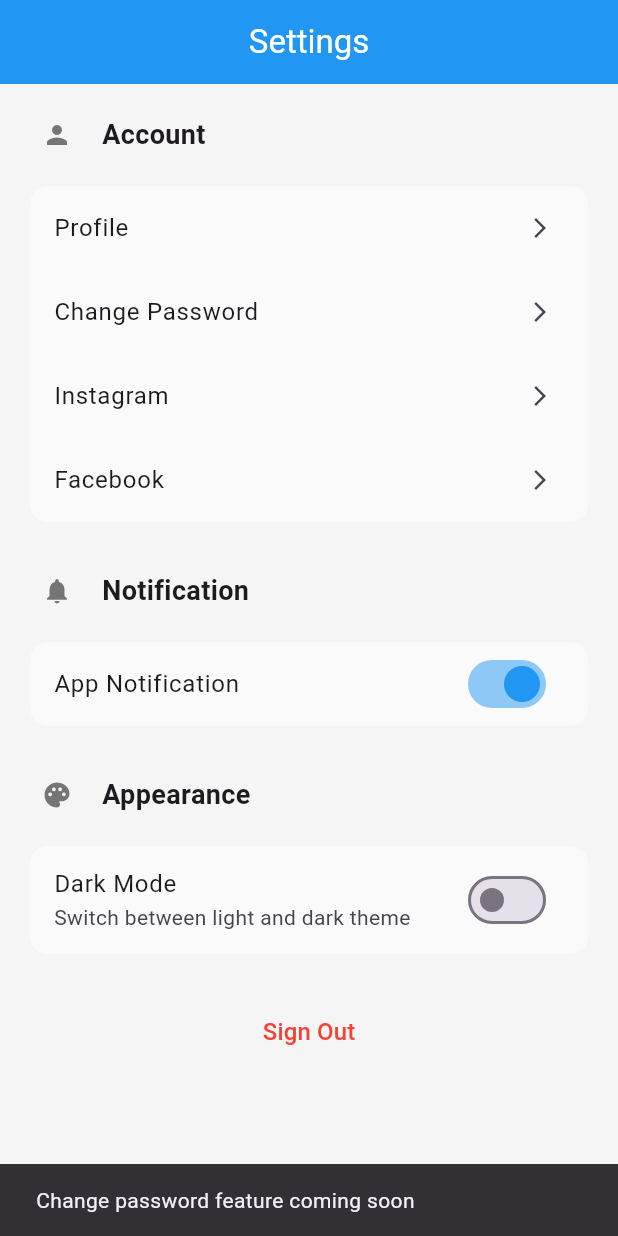
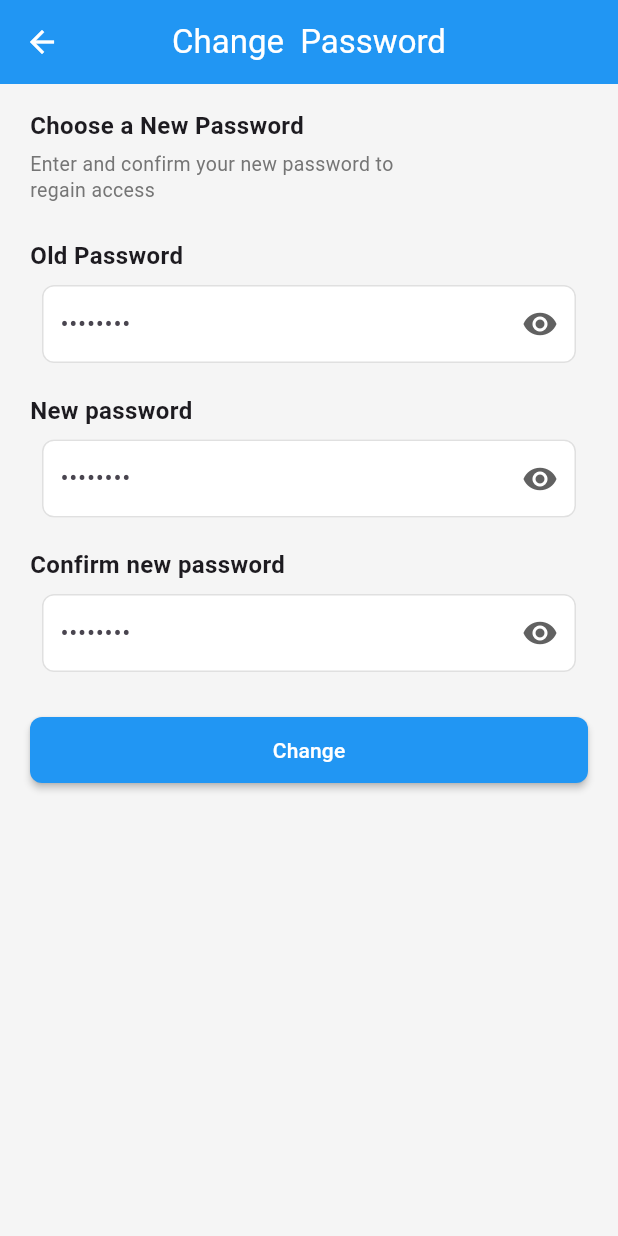
Before and after one commit to AZulUye/Inscore-App, a Flutter app: the SettingsScreen screen opened by its route, after a tap on "Change Password", on a phone screen of 412 x 824 dp. Run offline on Flutter 3.47's test engine with Material 3 defaults, Android fonts, the phone set to English and light mode, and no system bars; our stand-ins replace dio, equatable, go_router, logger, shared_preferences; accounts and stored records are empty; network calls fail.

Commit message:
membuat halaman change password

```diff
--- a/lib/core/app_routes.dart
+++ b/lib/core/app_routes.dart
@@ -9,6 +9,7 @@ import '../screens/home_screen.dart';
 import '../screens/settings_screen.dart';
 import '../features/auth/presentation/login_screen.dart';
 import '../features/dashboard/presentation/dashboard_screen.dart';
+import '../features/auth/presentation/change_password_screen.dart';
 
 class AppRoutes {
   static const String home = '/';
@@ -17,6 +18,7 @@ class AppRoutes {
   static const String settings = '/settings';
   static const String profile = '/profile';
   static const String main = '/main';
+  static const String changePassword = '/change-password';
 
   static final GoRouter router = GoRouter(
     initialLocation: main,
@@ -40,6 +42,11 @@ class AppRoutes {
         path: settings,
         name: 'settings',
         builder: (context, state) => const SettingsScreen(),
+      ),
+      GoRoute(
+        path: changePassword,
+        name: 'change_password',
+        builder: (context, state) => const ChangePasswordScreen(),
       ),
       GoRoute(
         path: profile,
--- /dev/null
+++ b/lib/features/auth/presentation/change_password_screen.dart
@@ -0,0 +1,174 @@
+import 'package:flutter/material.dart';
+import 'package:go_router/go_router.dart';
+import 'package:inscore_app/core/app_routes.dart';
+
+class ChangePasswordScreen extends StatefulWidget {
+  const ChangePasswordScreen({super.key});
+
+  @override
+  State<ChangePasswordScreen> createState() => _ChangePasswordScreenState();
+}
+
+class _ChangePasswordScreenState extends State<ChangePasswordScreen> {
+  bool _obscureOld = true;
+  bool _obscureNew = true;
+  bool _obscureConfirm = true;
+  final TextEditingController _oldPasswordController = TextEditingController();
+  final TextEditingController _newPasswordController = TextEditingController();
+  final TextEditingController _confirmPasswordController =
+      TextEditingController();
+
+  @override
+  void dispose() {
+    _oldPasswordController.dispose();
+    _newPasswordController.dispose();
+    _confirmPasswordController.dispose();
+    super.dispose();
+  }
+
+  @override
+  Widget build(BuildContext context) {
+    return Scaffold(
+      appBar: AppBar(
+        leading: IconButton(
+          icon: const Icon(Icons.arrow_back),
+          onPressed: () => context.go(AppRoutes.main),
+        ),
+        title: const Text('Change  Password'),
+        centerTitle: true,
+      ),
+      body: SafeArea(
+        child: SingleChildScrollView(
+          padding: const EdgeInsets.symmetric(horizontal: 20, vertical: 16),
+          child: Column(
+            crossAxisAlignment: CrossAxisAlignment.start,
+            children: [
+              const Text(
+                'Choose a New Password',
+                style: TextStyle(fontSize: 16, fontWeight: FontWeight.w600),
+              ),
+              const SizedBox(height: 6),
+              Text(
+                'Enter and confirm your new password to\nregain access',
+                style: TextStyle(
+                  fontSize: 13,
+                  color: Colors.grey.shade600,
+                  height: 1.3,
+                ),
+              ),
+              const SizedBox(height: 24),
+
+              // Old password
+              const _FieldLabel('Old Password'),
+              const SizedBox(height: 8),
+              _PasswordField(
+                hintText: '••••••••',
+                obscureText: _obscureOld,
+                controller: _oldPasswordController,
+                onToggle: () => setState(() => _obscureOld = !_obscureOld),
+              ),
+
+              const SizedBox(height: 20),
+
+              // New password
+              const _FieldLabel('New password'),
+              const SizedBox(height: 8),
+              _PasswordField(
+                hintText: '••••••••',
+                obscureText: _obscureNew,
+                controller: _newPasswordController,
+                onToggle: () => setState(() => _obscureNew = !_obscureNew),
+              ),
+
+              const SizedBox(height: 20),
+
+              // Confirm new password
+              const _FieldLabel('Confirm new password'),
+              const SizedBox(height: 8),
+              _PasswordField(
+                hintText: '••••••••',
+                obscureText: _obscureConfirm,
+                controller: _confirmPasswordController,
+                onToggle: () =>
+                    setState(() => _obscureConfirm = !_obscureConfirm),
+              ),
+
+              const SizedBox(height: 28),
+
+              SizedBox(
+                width: double.infinity,
+                child: ElevatedButton(
+                  onPressed: () {
+                    FocusScope.of(context).unfocus();
+                    ScaffoldMessenger.of(context).showSnackBar(
+                      const SnackBar(content: Text('Password Dirubah')),
+                    );
+                  },
+                  child: const Text('Change'),
+                ),
+              ),
+            ],
+          ),
+        ),
+      ),
+    );
+  }
+}
+
+class _FieldLabel extends StatelessWidget {
+  final String text;
+
+  const _FieldLabel(this.text);
+
+  @override
+  Widget build(BuildContext context) {
+    return Text(
+      text,
+      style: const TextStyle(fontSize: 16, fontWeight: FontWeight.w600),
+    );
+  }
+}
+
+class _PasswordField extends StatelessWidget {
+  final String hintText;
+  final bool obscureText;
+  final VoidCallback onToggle;
+  final TextEditingController? controller;
+
+  const _PasswordField({
+    required this.hintText,
+    required this.obscureText,
+    required this.onToggle,
+    this.controller,
+  });
+
+  @override
+  Widget build(BuildContext context) {
+    return Container(
+      padding: const EdgeInsets.symmetric(horizontal: 8),
+      child: TextField(
+        controller: controller,
+        obscureText: obscureText,
+        obscuringCharacter: '•',
+        enableSuggestions: false,
+        autocorrect: false,
+        textInputAction: TextInputAction.next,
+        decoration: InputDecoration(
+          hintText: hintText,
+          border: InputBorder.none,
+          contentPadding: const EdgeInsets.symmetric(
+            horizontal: 8,
+            vertical: 14,
+          ),
+          suffixIcon: IconButton(
+            onPressed: onToggle,
+            icon: Icon(
+              obscureText ? Icons.visibility : Icons.visibility_off,
+              color: Colors.grey.shade700,
+            ),
+          ),
+        ),
+      ),
+    );
+  }
+}
--- a/lib/screens/settings_screen.dart
+++ b/lib/screens/settings_screen.dart
@@ -28,14 +28,7 @@ class SettingsScreen extends StatelessWidget {
               _buildListTile(
                 context,
                 title: 'Change Password',
-                onTap: () {
-                  // TODO: Navigate to change password screen
-                  ScaffoldMessenger.of(context).showSnackBar(
-                    const SnackBar(
-                      content: Text('Change password feature coming soon'),
-                    ),
-                  );
-                },
+                onTap: () => context.go(AppRoutes.changePassword),
               ),
               _buildListTile(
                 context,
```
